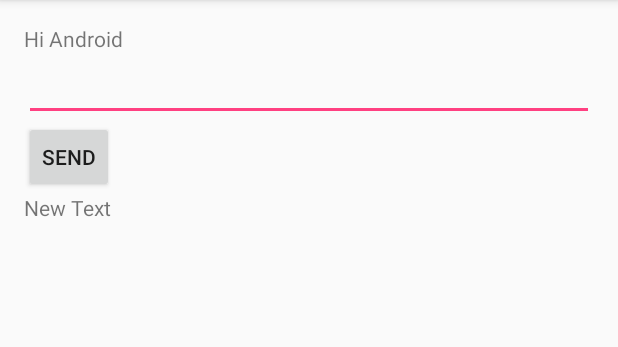
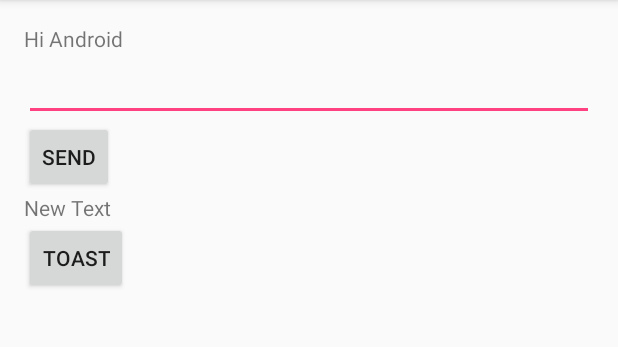
Before and after one commit to eun2205/MyApplication, an Android app: the screen it shows after launch (MainActivity), on a phone screen of 412 x 824 dp, the part 84-431 px from its top. Run offline under Robolectric (Android 15) with nearby library versions, the phone set to English and light mode, and no system bars.

Commit message:
First code

```diff
--- a/app/src/main/java/com/example/tacademy/myapplication/MainActivity.java
+++ b/app/src/main/java/com/example/tacademy/myapplication/MainActivity.java
@@ -6,6 +6,7 @@ import android.view.View;
 import android.widget.Button;
 import android.widget.EditText;
 import android.widget.TextView;
+import android.widget.Toast;
 
 public class MainActivity extends AppCompatActivity {
 
@@ -29,5 +30,14 @@ public class MainActivity extends AppCompatActivity {
                 messageView.setText(text);
             }
         });
+
+        btn = (Button)findViewById(R.id.btn_toast);
+
+        btn.setOnClickListener(new View.OnClickListener() {
+            @Override
+            public void onClick(View v) {
+                Toast.makeText(MainActivity.this,R.string.toast_message, Toast.LENGTH_LONG).show();
+            }
+        });
     }
 }
--- a/app/src/main/res/layout/activity_main.xml
+++ b/app/src/main/res/layout/activity_main.xml
@@ -43,4 +43,14 @@
         android:layout_below="@+id/btn_send"
         android:layout_alignParentLeft="true"
         android:layout_alignParentStart="true" />
+
+    <Button
+        style="?android:attr/buttonStyleSmall"
+        android:layout_width="wrap_content"
+        android:layout_height="wrap_content"
+        android:text="@string/btn_toast"
+        android:id="@+id/btn_toast"
+        android:layout_below="@+id/text_message"
+        android:layout_alignParentLeft="true"
+        android:layout_alignParentStart="true" />
 </RelativeLayout>
--- a/app/src/main/res/values/strings.xml
+++ b/app/src/main/res/values/strings.xml
@@ -2,4 +2,6 @@
     <string name="app_name">My Application</string>
     <string name="hi_android">Hi Android</string>
     <string name="send_title">send</string>
+    <string name="btn_toast">toast</string>
+    <string name="toast_message">toast message</string>
 </resources>
```
Also changed, not shown: 1 other file.
